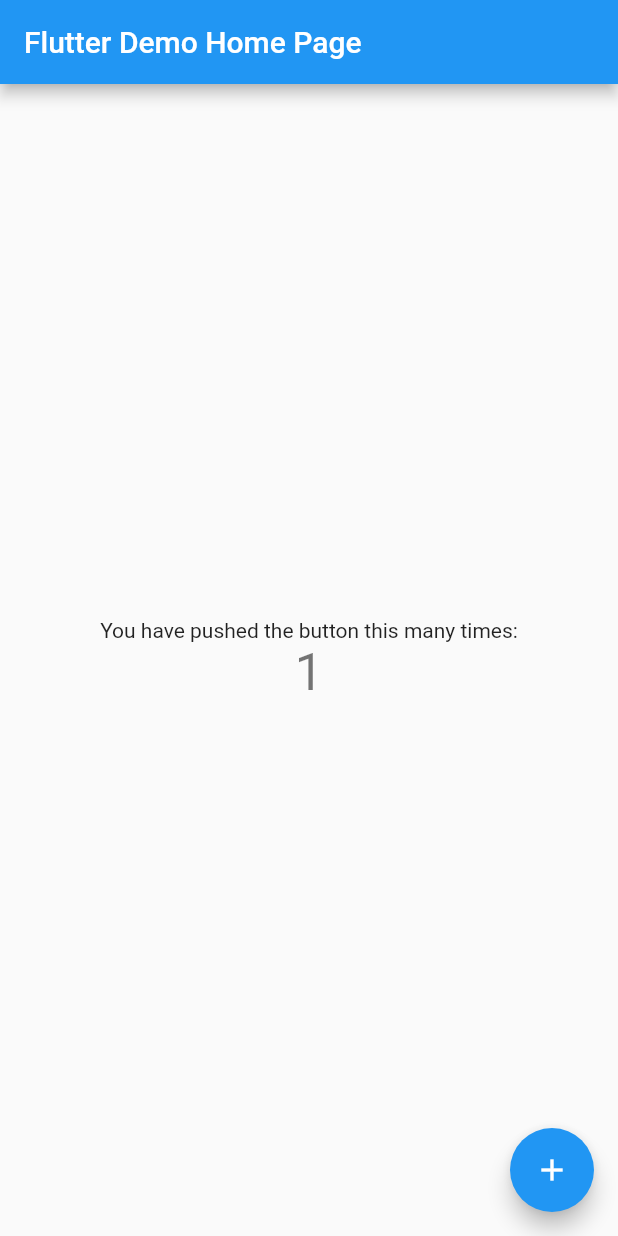
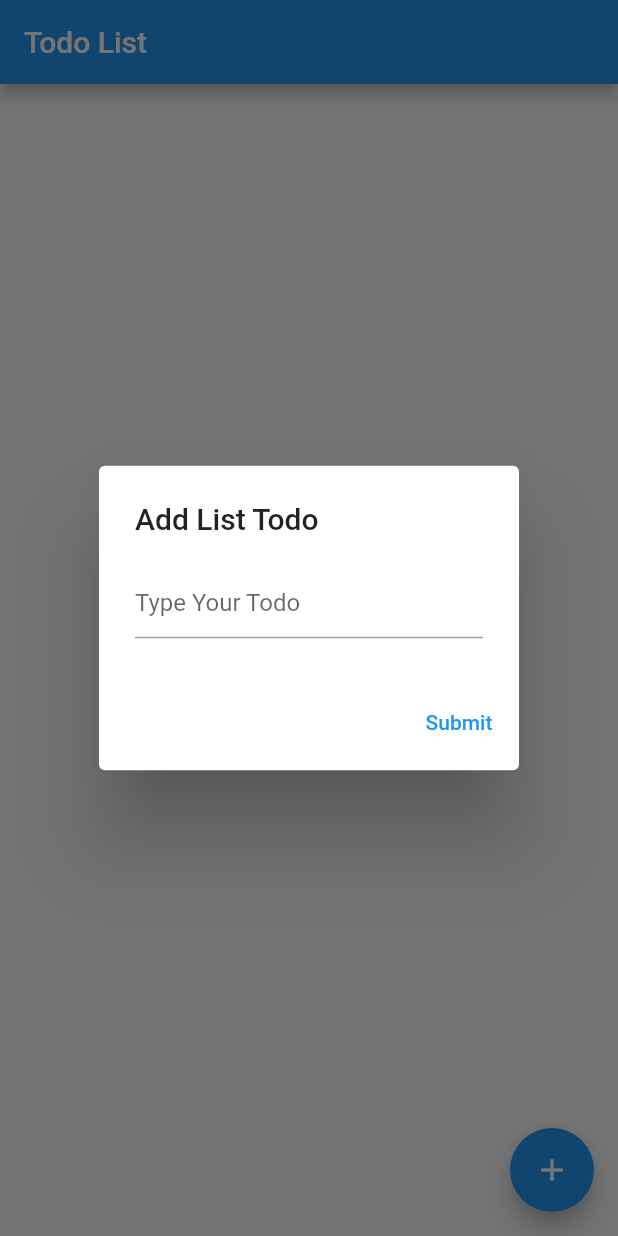
Before and after one commit to anwar907/todolist, a Flutter app: the screen it shows after launch, after a tap on the "add" icon, on a phone screen of 412 x 824 dp. Run offline on Flutter 3.47's test engine with Material 2 defaults, Android fonts, the phone set to English and light mode, and no system bars.

Commit message:
feat: add data todolist

```diff
--- /dev/null
+++ b/lib/data/model/todo.dart
@@ -0,0 +1,5 @@
+class Todo {
+   String? title;
+   String? avatar;
+  Todo({this.title, this.avatar});
+}
--- a/lib/main.dart
+++ b/lib/main.dart
@@ -1,4 +1,6 @@
 import 'package:flutter/material.dart';
+
+import 'view/home_view.dart';
 
 void main() {
   runApp(const MyApp());
@@ -7,109 +9,14 @@ void main() {
 class MyApp extends StatelessWidget {
   const MyApp({super.key});
 
-  // This widget is the root of your application.
   @override
   Widget build(BuildContext context) {
     return MaterialApp(
-      title: 'Flutter Demo',
-      theme: ThemeData(
-        // This is the theme of your application.
-        //
-        // Try running your application with "flutter run". You'll see the
-        // application has a blue toolbar. Then, without quitting the app, try
-        // changing the primarySwatch below to Colors.green and then invoke
-        // "hot reload" (press "r" in the console where you ran "flutter run",
-        // or simply save your changes to "hot reload" in a Flutter IDE).
-        // Notice that the counter didn't reset back to zero; the application
-        // is not restarted.
-        primarySwatch: Colors.blue,
-      ),
-      home: const MyHomePage(title: 'Flutter Demo Home Page'),
-    );
+        key: const Key('MyApp'),
+        title: 'List Todo',
+        theme: ThemeData(
+          primarySwatch: Colors.blue,
+        ),
+        home: const HomeView());
   }
 }
-
-class MyHomePage extends StatefulWidget {
-  const MyHomePage({super.key, required this.title});
-
-  // This widget is the home page of your application. It is stateful, meaning
-  // that it has a State object (defined below) that contains fields that affect
-  // how it looks.
-
-  // This class is the configuration for the state. It holds the values (in this
-  // case the title) provided by the parent (in this case the App widget) and
-  // used by the build method of the State. Fields in a Widget subclass are
-  // always marked "final".
-
-  final String title;
-
-  @override
-  State<MyHomePage> createState() => _MyHomePageState();
-}
-
-class _MyHomePageState extends State<MyHomePage> {
-  int _counter = 0;
-
-  void _incrementCounter() {
-    setState(() {
-      // This call to setState tells the Flutter framework that something has
-      // changed in this State, which causes it to rerun the build method below
-      // so that the display can reflect the updated values. If we changed
-      // _counter without calling setState(), then the build method would not be
-      // called again, and so nothing would appear to happen.
-      _counter++;
-    });
-  }
-
-  @override
-  Widget build(BuildContext context) {
-    // This method is rerun every time setState is called, for instance as done
-    // by the _incrementCounter method above.
-    //
-    // The Flutter framework has been optimized to make rerunning build methods
-    // fast, so that you can just rebuild anything that needs updating rather
-    // than having to individually change instances of widgets.
-    return Scaffold(
-      appBar: AppBar(
-        // Here we take the value from the MyHomePage object that was created by
-        // the App.build method, and use it to set our appbar title.
-        title: Text(widget.title),
-      ),
-      body: Center(
-        // Center is a layout widget. It takes a single child and positions it
-        // in the middle of the parent.
-        child: Column(
-          // Column is also a layout widget. It takes a list of children and
-          // arranges them vertically. By default, it sizes itself to fit its
-          // children horizontally, and tries to be as tall as its parent.
-          //
-          // Invoke "debug painting" (press "p" in the console, choose the
-          // "Toggle Debug Paint" action from the Flutter Inspector in Android
-          // Studio, or the "Toggle Debug Paint" command in Visual Studio Code)
-          // to see the wireframe for each widget.
-          //
-          // Column has various properties to control how it sizes itself and
-          // how it positions its children. Here we use mainAxisAlignment to
-          // center the children vertically; the main axis here is the vertical
-          // axis because Columns are vertical (the cross axis would be
-          // horizontal).
-          mainAxisAlignment: MainAxisAlignment.center,
-          children: <Widget>[
-            const Text(
-              'You have pushed the button this many times:',
-            ),
-            Text(
-              '$_counter',
-              style: Theme.of(context).textTheme.headline4,
-            ),
-          ],
-        ),
-      ),
-      floatingActionButton: FloatingActionButton(
-        onPressed: _incrementCounter,
-        tooltip: 'Increment',
-        child: const Icon(Icons.add),
-      ), // This trailing comma makes auto-formatting nicer for build methods.
-    );
-  }
-}
--- /dev/null
+++ b/lib/view/home_view.dart
@@ -0,0 +1,92 @@
+import 'package:flutter/material.dart';
+import 'package:todolist/data/model/todo.dart';
+import 'package:todolist/view/widgets/mark.dart';
+
+class HomeView extends StatefulWidget {
+  const HomeView({super.key});
+
+  @override
+  State<HomeView> createState() => _HomeViewState();
+}
+
+class _HomeViewState extends State<HomeView> {
+  List<Todo> listData = [];
+  TextEditingController textEditingController = TextEditingController();
+
+  final formKey = GlobalKey<FormState>();
+
+  @override
+  void initState() {
+    textEditingController = TextEditingController();
+    super.initState();
+  }
+
+  @override
+  void dispose() {
+    textEditingController.dispose();
+    super.dispose();
+  }
+
+  @override
+  Widget build(BuildContext context) {
+    return Scaffold(
+      appBar: AppBar(
+        title: const Text('Todo List'),
+      ),
+      body: ListView.builder(
+          itemCount: listData.length,
+          itemBuilder: (context, index) {
+            return DisableTextWidget(
+              todo: listData[index],
+              key: Key('${listData[index].title}'),
+            );
+          }),
+      floatingActionButton: FloatingActionButton(
+        onPressed: () {
+          showDialog(
+              context: context,
+              builder: (context) {
+                return AlertDialog(
+                  title: const Text('Add List Todo'),
+                  content: Form(
+                    key: formKey,
+                    child: TextFormField(
+                      controller: textEditingController,
+                      decoration:
+                          const InputDecoration(hintText: 'Type Your Todo'),
+                      validator: (value) {
+                        if (value == null || value.isEmpty) {
+                          return 'Must not be empty';
+                        }
+                        return null;
+                      },
+                    ),
+                  ),
+                  actions: [
+                    TextButton(
+                      style: TextButton.styleFrom(
+                        textStyle: Theme.of(context).textTheme.labelLarge,
+                      ),
+                      child: const Text('Submit'),
+                      onPressed: () {
+                        if (formKey.currentState!.validate()) {
+                          setState(() {
+                            listData.add(Todo(
+                                title: textEditingController.text,
+                                avatar: textEditingController.text));
+                          });
+                          textEditingController.clear();
+                          Navigator.pop(context);
+                        }
+                      },
+                    ),
+                  ],
+                );
+              });
+        },
+        tooltip: 'Add Data',
+        child: const Icon(Icons.add),
+      ),
+    );
+  }
+}
--- /dev/null
+++ b/lib/view/widgets/mark.dart
@@ -0,0 +1,28 @@
+import 'package:flutter/material.dart';
+import 'package:todolist/data/model/todo.dart';
+import 'package:todolist/extension/extension.dart';
+
+class DisableTextWidget extends StatefulWidget {
+  final Todo? todo;
+  const DisableTextWidget({super.key, required this.todo});
+
+  @override
+  State<DisableTextWidget> createState() => _DisableTextWidgetState();
+}
+
+class _DisableTextWidgetState extends State<DisableTextWidget> {
+  bool setLine = false;
+  @override
+  Widget build(BuildContext context) {
+    return ListTile(
+      onTap: () {
+        setState(() {
+          setLine = !setLine;
+        });
+      },
+      title: Text(widget.todo?.title ?? '',
+          style: const TextStyle().styledText(setLine)),
+      leading: Container().decorationStyle(widget.todo!.avatar),
+    );
+  }
+}
```
Also changed, not shown: lib/extension/extension.dart (added, +29 -0 lines).
